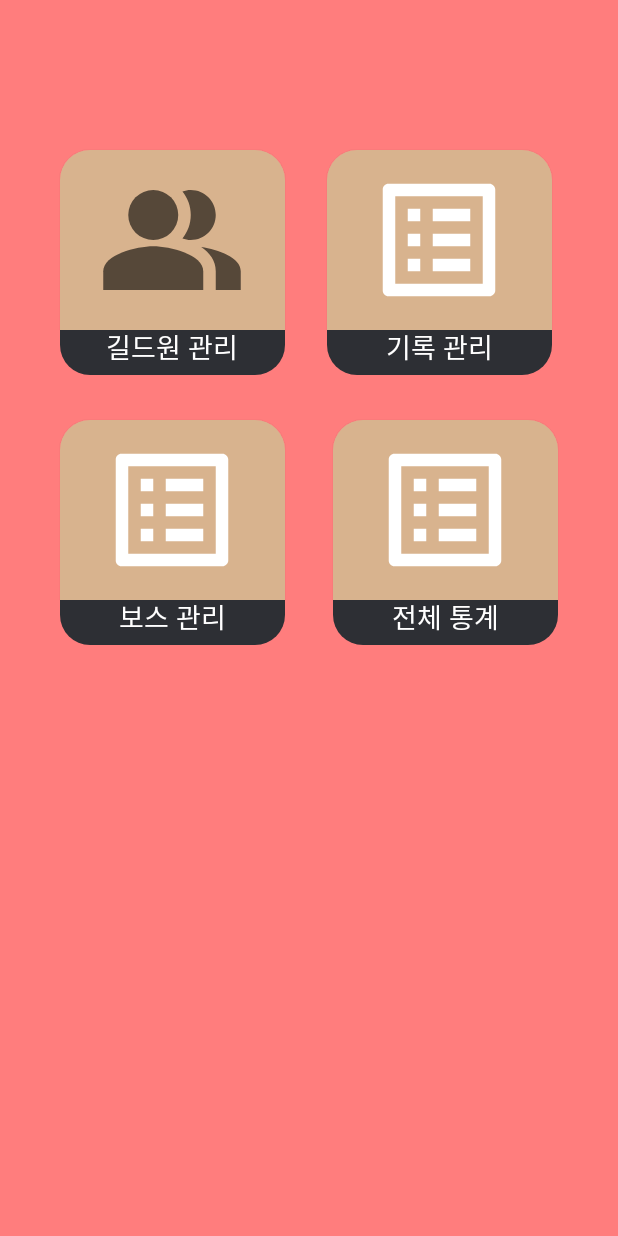
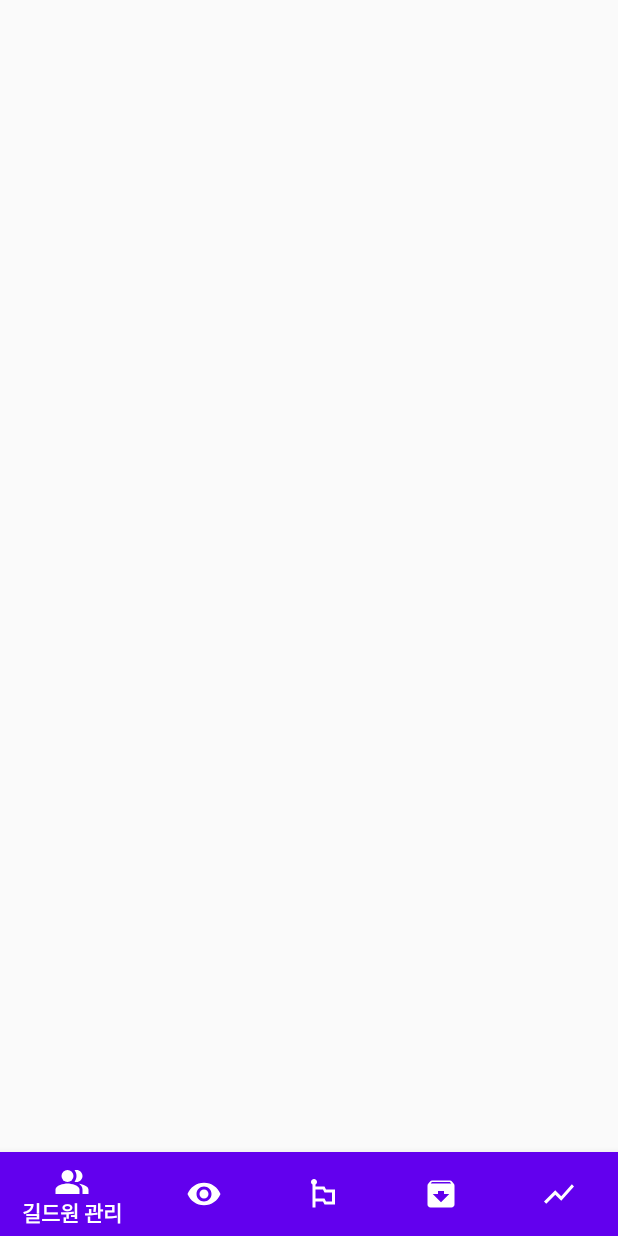
Before and after one commit to Factoriall/GuardianTalesGuildApp, an Android app: the layout activity_main.xml on its own in the app's theme, with its tools: preview values and no code run, on a phone screen of 412 x 824 dp. Run offline under Robolectric (Android 15) with nearby library versions, the phone set to English and light mode, and no system bars.

Commit message:
Add boss level & add archive fragment & reset fragment for first run & fix minor error

```diff
--- a/app/src/main/java/org/techtown/gtguildraid/Activities/RegisterActivity.java
+++ b/app/src/main/java/org/techtown/gtguildraid/Activities/RegisterActivity.java
@@ -1,6 +1,7 @@
 package org.techtown.gtguildraid.Activities;
 
 import android.app.Activity;
+import android.content.Intent;
 import android.content.SharedPreferences;
 import android.os.Bundle;
 import android.view.View;
@@ -51,6 +52,8 @@ public class RegisterActivity extends AppCompatActivity {
                 editor.putString("guildName", cGuildName);
                 editor.putBoolean("isRegistered", true);
                 editor.commit();
+                Intent intent = new Intent();
+                setResult(RESULT_OK, intent);
 
                 finish();
             }
--- a/app/src/main/java/org/techtown/gtguildraid/Interfaces/RecordDao.java
+++ b/app/src/main/java/org/techtown/gtguildraid/Interfaces/RecordDao.java
@@ -37,10 +37,10 @@ public abstract class RecordDao {
     @Query("SELECT * FROM Boss WHERE bossId = :bossId")
     public abstract Boss getBoss(int bossId);
 
-    @Query("UPDATE Record SET damage = :damage, bossId = :bossId, " +
+    @Query("UPDATE Record SET damage = :damage, bossId = :bossId, level = :level," +
             "hero1Id = :heroId1, hero2Id = :heroId2, hero3Id = :heroId3, hero4Id = :heroId4 " +
             "WHERE recordID = :rId")
-    public abstract void updateRecord(int rId, int damage, int bossId,
+    public abstract void updateRecord(int rId, int damage, int bossId, int level,
                                       int heroId1, int heroId2, int heroId3, int heroId4);
 
     public List<Record> getCertainDayRecordsWithHeroes(int memberId, int raidId, int day){
@@ -58,6 +58,7 @@ public abstract class RecordDao {
             record.setHero2(hero2);
             record.setHero3(hero3);
             record.setHero4(hero4);
+            record.setLevel(record.getLevel());
         }
 
         return records;
--- a/app/src/main/java/org/techtown/gtguildraid/Models/Record.java
+++ b/app/src/main/java/org/techtown/gtguildraid/Models/Record.java
@@ -20,6 +20,7 @@ public class Record implements Serializable {
     private int day;
 
     private int bossId;
+    private int level;
     private int damage;
 
     private int hero1Id;
@@ -97,6 +98,10 @@ public class Record implements Serializable {
         this.bossId = bossId;
     }
 
+    public int getLevel() { return level; }
+
+    public void setLevel(int level) { this.level = level; }
+
     public int getDamage() {
         return damage;
     }
--- a/app/src/main/java/org/techtown/gtguildraid/Utils/RoomDB.java
+++ b/app/src/main/java/org/techtown/gtguildraid/Utils/RoomDB.java
@@ -20,7 +20,7 @@ import org.techtown.gtguildraid.Models.Raid;
 import org.techtown.gtguildraid.Models.Record;
 
 //Add database entities
-@Database(entities = {GuildMember.class, Boss.class, Raid.class, Hero.class, Record.class}, version = 4, exportSchema = false)
+@Database(entities = {GuildMember.class, Boss.class, Raid.class, Hero.class, Record.class}, version = 5, exportSchema = false)
 @TypeConverters(DateConverter.class)
 public abstract class RoomDB extends RoomDatabase {
     private static RoomDB database;
--- /dev/null
+++ b/app/src/main/res/drawable/icon_archive.xml
@@ -0,0 +1,10 @@
+<vector xmlns:android="http://schemas.android.com/apk/res/android"
+    android:width="24dp"
+    android:height="24dp"
+    android:viewportWidth="24"
+    android:viewportHeight="24"
+    android:tint="?attr/colorControlNormal">
+  <path
+      android:fillColor="@android:color/white"
+      android:pathData="M20.54,5.23l-1.39,-1.68C18.88,3.21 18.47,3 18,3H6c-0.47,0 -0.88,0.21 -1.16,0.55L3.46,5.23C3.17,5.57 3,6.02 3,6.5V19c0,1.1 0.9,2 2,2h14c1.1,0 2,-0.9 2,-2V6.5c0,-0.48 -0.17,-0.93 -0.46,-1.27zM12,17.5L6.5,12H10v-2h4v2h3.5L12,17.5zM5.12,5l0.81,-1h12l0.94,1H5.12z"/>
+</vector>
--- a/app/src/main/res/layout/activity_main.xml
+++ b/app/src/main/res/layout/activity_main.xml
@@ -1,95 +1,30 @@
 <?xml version="1.0" encoding="utf-8"?>
 <androidx.constraintlayout.widget.ConstraintLayout xmlns:android="http://schemas.android.com/apk/res/android"
-    xmlns:app="http://schemas.android.com/apk/res-auto"
-    xmlns:tools="http://schemas.android.com/tools"
     android:layout_width="match_parent"
     android:layout_height="match_parent"
-    android:background="#FF7D7D"
-    tools:context=".Activities.MainActivity">
+    xmlns:app="http://schemas.android.com/apk/res-auto">
 
-    <Button
-        android:id="@+id/memberButton"
-        android:layout_width="150dp"
-        android:layout_height="150dp"
-        android:layout_marginStart="40dp"
-        android:layout_marginLeft="40dp"
-        android:layout_marginTop="100dp"
-        android:background="@drawable/button_main"
-        android:drawableTop="@drawable/icon_people_sizeup"
-        android:gravity="bottom|center_horizontal"
-        android:paddingTop="10dp"
-        android:paddingBottom="5dp"
-        android:text="길드원 관리"
-        android:textColor="#FFFFFF"
-        android:textSize="18sp"
+
+    <FrameLayout
+        android:id="@+id/container"
+        android:layout_width="match_parent"
+        android:layout_height="0dp"
+        app:layout_behavior="@string/appbar_scrolling_view_behavior"
+        app:layout_constraintBottom_toTopOf="@+id/bottom_navigation"
+        app:layout_constraintEnd_toEndOf="parent"
         app:layout_constraintStart_toStartOf="parent"
-        app:layout_constraintTop_toTopOf="parent" />
+        app:layout_constraintTop_toTopOf="parent"></FrameLayout>
 
-    <Button
-        android:id="@+id/recordButton"
-        android:layout_width="150dp"
-        android:layout_height="150dp"
-        android:layout_marginTop="100dp"
-        android:layout_marginEnd="44dp"
-        android:layout_marginRight="44dp"
-        android:background="@drawable/button_main"
-        android:drawableTop="@drawable/icon_list_sizeup"
-        android:gravity="bottom|center_horizontal"
-        android:paddingTop="10dp"
-        android:paddingBottom="5dp"
-        android:text="기록 관리"
-        android:textColor="#FFFFFF"
-        android:textSize="18sp"
+    <com.google.android.material.bottomnavigation.BottomNavigationView
+        android:id="@+id/bottom_navigation"
+        android:layout_width="match_parent"
+        android:layout_height="wrap_content"
+        android:background="@color/colorPrimary"
+        app:itemBackground="@color/colorPrimary"
+        app:itemIconTint="#FFFFFF"
+        app:itemTextColor="#FFFFFF"
+        app:layout_constraintBottom_toBottomOf="parent"
         app:layout_constraintEnd_toEndOf="parent"
-        app:layout_constraintTop_toTopOf="parent" />
-
-    <Button
-        android:id="@+id/bossButton"
-        android:layout_width="150dp"
-        android:layout_height="150dp"
-        android:layout_marginStart="40dp"
-        android:layout_marginLeft="40dp"
-        android:layout_marginTop="30dp"
-        android:background="@drawable/button_main"
-        android:drawableTop="@drawable/icon_list_sizeup"
-        android:gravity="bottom|center_horizontal"
-        android:paddingTop="10dp"
-        android:paddingBottom="5dp"
-        android:text="보스 관리"
-        android:textColor="#FFFFFF"
-        android:textSize="18sp"
         app:layout_constraintStart_toStartOf="parent"
-        app:layout_constraintTop_toBottomOf="@+id/memberButton" />
-
-    <Button
-        android:id="@+id/statisticButton"
-        android:layout_width="150dp"
-        android:layout_height="150dp"
-        android:layout_marginTop="30dp"
-        android:layout_marginEnd="40dp"
-        android:layout_marginRight="40dp"
-        android:background="@drawable/button_main"
-        android:drawableTop="@drawable/icon_list_sizeup"
-        android:gravity="bottom|center_horizontal"
-        android:paddingTop="10dp"
-        android:paddingBottom="5dp"
-        android:text="전체 통계"
-        android:textColor="#FFFFFF"
-        android:textSize="18sp"
-        app:layout_constraintEnd_toEndOf="parent"
-        app:layout_constraintTop_toBottomOf="@+id/recordButton" />
-
-    <TextView
-        android:id="@+id/raidName"
-        android:layout_width="wrap_content"
-        android:layout_height="wrap_content"
-        app:layout_constraintStart_toStartOf="parent"
-        app:layout_constraintTop_toTopOf="parent" />
-
-    <TextView
-        android:id="@+id/guildName"
-        android:layout_width="wrap_content"
-        android:layout_height="wrap_content"
-        app:layout_constraintStart_toStartOf="parent"
-        app:layout_constraintTop_toBottomOf="@+id/raidName" />
+        app:menu="@menu/menu_button" />
 </androidx.constraintlayout.widget.ConstraintLayout>
--- /dev/null
+++ b/app/src/main/res/layout/fragment_archive.xml
@@ -0,0 +1,6 @@
+<?xml version="1.0" encoding="utf-8"?>
+<androidx.constraintlayout.widget.ConstraintLayout
+    xmlns:android="http://schemas.android.com/apk/res/android" android:layout_width="match_parent"
+    android:layout_height="match_parent">
+
+</androidx.constraintlayout.widget.ConstraintLayout>
--- a/app/src/main/res/menu/menu_button.xml
+++ b/app/src/main/res/menu/menu_button.xml
@@ -16,9 +16,14 @@
         android:id="@+id/recordTab"
         app:showAsAction="ifRoom"
         android:enabled="true"
-        android:icon="@drawable/icon_list"
-        android:title="기록 관리"/>
-
+        android:icon="@drawable/icon_raid"
+        android:title="현레이드 관리"/>
+    <item
+        android:id="@+id/archiveTab"
+        app:showAsAction="ifRoom"
+        android:enabled="true"
+        android:icon="@drawable/icon_archive"
+        android:title="과거 기록"/>
     <item
         android:id="@+id/statisticTab"
         app:showAsAction="ifRoom"
```
Also changed, not shown: app/src/main/java/org/techtown/gtguildraid/Activities/MainActivity.java (+54 -24 lines), app/src/main/java/org/techtown/gtguildraid/Fragments/ArchiveFragment.java (added, +22 -0 lines), app/src/main/java/org/techtown/gtguildraid/Fragments/CardFragment.java (+8 -2 lines), app/src/main/res/layout/activity_main2.xml (deleted, +0 -30 lines), app/src/main/res/layout/dialog_record.xml (+19 -3 lines), app/src/main/res/layout/fragment_cur_member.xml (+4 -3 lines).
